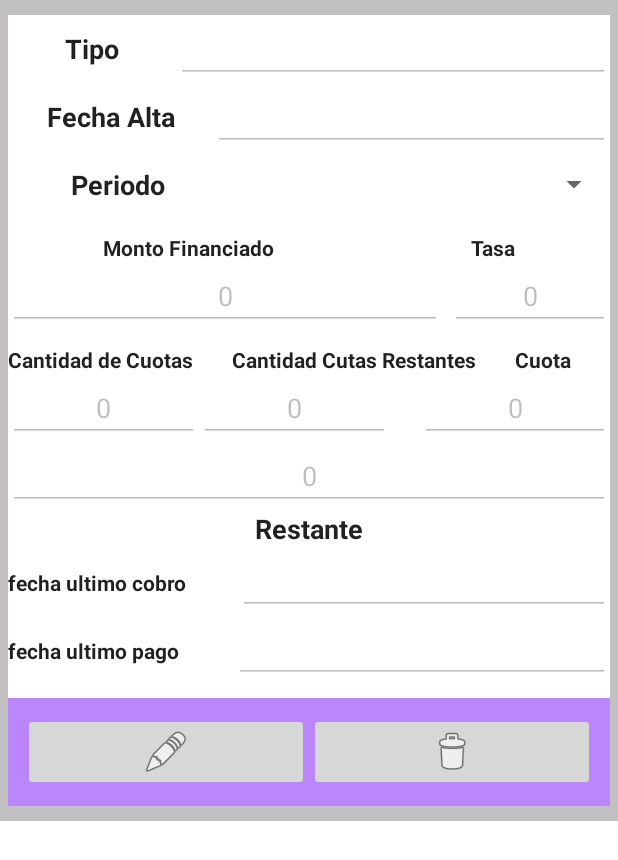
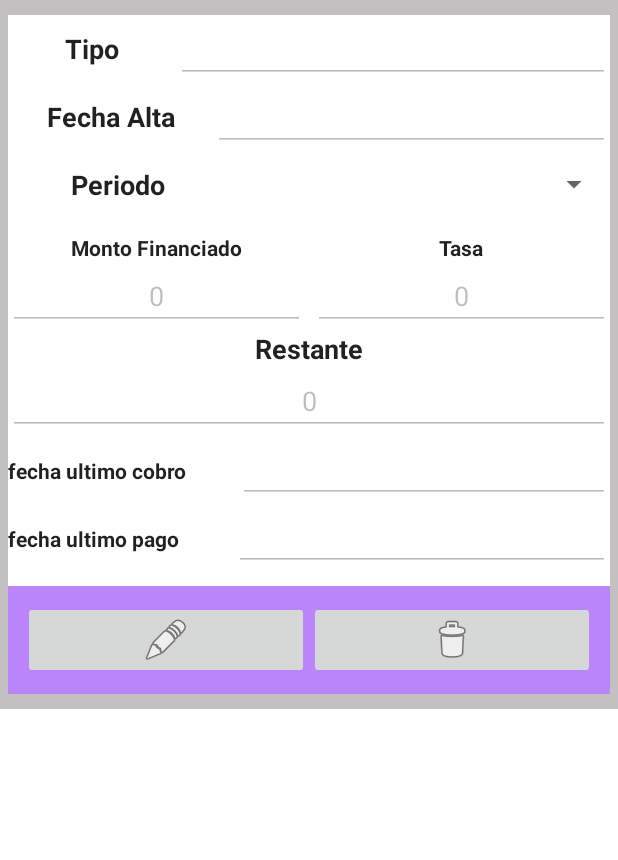
Before and after one commit to Graco-02/TePrestoOnlineX, an Android app: the layout prestamo_view.xml on its own in the app's theme, with its tools: preview values and no code run, on a phone screen of 412 x 824 dp. Shown: the top 860 px of the screen. Run offline under Robolectric (Android 15) with nearby library versions, the phone set to English and light mode, and no system bars.

Commit message:
Modificaciones 2021-11-05B

```diff
--- a/app/src/main/java/com/example/teprestoonline/listado_prestamo.java
+++ b/app/src/main/java/com/example/teprestoonline/listado_prestamo.java
@@ -165,6 +165,7 @@ public class listado_prestamo extends AppCompatActivity {
         ImageButton bt_eliminar = (ImageButton) v.findViewById(R.id.prestamo_view_bt_eliminar);
         ImageButton bt_listar_amortiz = (ImageButton) v.findViewById(R.id.prestamo_view_bt_listar_amort);
         LinearLayout ln_listado_amor = (LinearLayout) v.findViewById(R.id.prestamo_view_amorizaciones);
+        LinearLayout ln_datos_cuotas = (LinearLayout) v.findViewById(R.id.prestamo_view_datos_cuotas);
 
         switch (p.getTipo()){
             case 0:
@@ -173,6 +174,7 @@ public class listado_prestamo extends AppCompatActivity {
             default:
                 txt_tipo.setText("CUOTAS");
                 bt_listar_amortiz.setVisibility(View.VISIBLE);
+                ln_datos_cuotas.setVisibility(View.VISIBLE);
                 break;
         }
 
@@ -295,12 +297,8 @@ public class listado_prestamo extends AppCompatActivity {
 
     private void set_listado_amortizaciones(Prestamo p,View v){
         DatabaseReference database = FirebaseDatabase.getInstance().getReference();
-      //  final DatabaseReference ref = database.child(Prestamo_ctr.BBDD_NAME2);
         final DatabaseReference ref = database.child(Prestamo_ctr.BBDD_NAME2).child(p.getId());
-       // final Query usuQuery = ref.child(p.getId()).orderByChild("id_prestamo").equalTo(p.getId());
-        //final Query usuQuery = ref.orderByChild("fecha_cuota");
         final Query usuQuery = ref.orderByChild("fecha_alta_unix");
-       // final Query usuQuery = ref.getParent().orderByValue();
         LinearLayout listado_amorizaciones = (LinearLayout) v.findViewById(R.id.prestamo_view_lista_amortizaciones);
 
         usuQuery.addListenerForSingleValueEvent(new ValueEventListener() {
--- a/app/src/main/java/com/example/teprestoonline/prestamo_alta.java
+++ b/app/src/main/java/com/example/teprestoonline/prestamo_alta.java
@@ -45,6 +45,7 @@ public class prestamo_alta {
     private EditText txt_monto_finaciado;
     private EditText txt_tasa;
     private EditText txt_restante;
+    private EditText txt_fecha_inicio;
     private CheckBox opc_regular;
     private CheckBox opc_cuota;
     private Cliente cliente;
@@ -87,6 +88,7 @@ public class prestamo_alta {
          txt_restante = (EditText) v.findViewById(R.id.prestamo_alta_restante);
          opc_regular = (CheckBox) v.findViewById(R.id.prestamo_alta_opcion_regular);
          opc_cuota = (CheckBox) v.findViewById(R.id.prestamo_alta_opcion_cuota);
+         txt_monto_finaciado = (EditText) v.findViewById(R.id.prestamo_alta_fecha_incio);
 
          txt_cant_cuotas = (EditText) v.findViewById(R.id.prestamo_alta_cantidad_cuotas);
          txt_cuota = (EditText) v.findViewById(R.id.prestamo_alta_cuota);
@@ -111,7 +113,11 @@ public class prestamo_alta {
                      p.setId_cliente(prestamo_alta.this.cliente.getId());
                      p.setId_usuario(prestamo_alta.this.cliente.getId_usuario());
 
-                     p.setFecha_ult_cobro("0001-01-01");
+                     if(!txt_fecha_inicio.getText().toString().isEmpty()){
+                         p.setFecha_ult_cobro(txt_fecha_inicio.getText().toString());
+                     }else{
+                         p.setFecha_ult_cobro("0001-01-01");
+                     }
                      p.setFecha_ult_pago("0001-01-01");
 
                      p.setMonto_financiado(Double.parseDouble(txt_monto_finaciado.getText().toString()));
--- a/app/src/main/res/layout/prestamo_alta.xml
+++ b/app/src/main/res/layout/prestamo_alta.xml
@@ -137,6 +137,28 @@
                     android:layout_height="wrap_content"
                     android:layout_weight="1"
                     android:text="Cuotas" />
+            </LinearLayout>
+
+            <LinearLayout
+                android:layout_width="match_parent"
+                android:layout_height="match_parent"
+                android:orientation="horizontal"
+                android:layout_marginTop="5dp"
+                android:layout_marginRight="10dp"
+                android:layout_marginLeft="10dp">
+
+                <EditText
+                    android:id="@+id/prestamo_alta_fecha_incio"
+                    android:layout_width="match_parent"
+                    android:layout_height="wrap_content"
+                    android:ems="10"
+                    android:hint="Fecha a iniciar"
+                    android:inputType="date"
+                    android:textAlignment="center"
+                    android:layout_marginRight="5dp"
+                    android:layout_marginLeft="5dp"
+                    />
+
             </LinearLayout>
 
             <LinearLayout
@@ -283,7 +305,6 @@
 
             </LinearLayout>
 
-
         </LinearLayout>
     </ScrollView>
 </androidx.constraintlayout.widget.ConstraintLayout>
--- a/app/src/main/res/layout/prestamo_view.xml
+++ b/app/src/main/res/layout/prestamo_view.xml
@@ -114,10 +114,10 @@
 
                         <TextView
                             android:id="@+id/textView12"
-                            android:layout_width="wrap_content"
+                            android:layout_width="0dp"
                             android:layout_height="wrap_content"
                             android:layout_marginRight="5dp"
-                            android:layout_weight="1"
+                            android:layout_weight="50"
                             android:text="Monto Financiado"
                             android:textAlignment="center"
                             android:textAppearance="@style/TextAppearance.AppCompat.Body1"
@@ -125,9 +125,9 @@
 
                         <TextView
                             android:id="@+id/textView13"
-                            android:layout_width="wrap_content"
+                            android:layout_width="0dp"
                             android:layout_height="wrap_content"
-                            android:layout_weight="1"
+                            android:layout_weight="50"
                             android:text="Tasa"
                             android:textAlignment="center"
                             android:textAppearance="@style/TextAppearance.AppCompat.Body1"
@@ -141,10 +141,10 @@
 
                         <EditText
                             android:id="@+id/prestamo_view_monto_financiado"
-                            android:layout_width="match_parent"
+                            android:layout_width="0dp"
                             android:layout_height="wrap_content"
                             android:layout_marginRight="5dp"
-                            android:layout_weight="1"
+                            android:layout_weight="50"
                             android:ems="10"
                             android:enabled="false"
                             android:inputType="numberSigned"
@@ -153,9 +153,9 @@
 
                         <EditText
                             android:id="@+id/prestamo_view_tasa"
-                            android:layout_width="wrap_content"
+                            android:layout_width="0dp"
                             android:layout_height="wrap_content"
-                            android:layout_weight="1"
+                            android:layout_weight="50"
                             android:ems="10"
                             android:enabled="false"
                             android:inputType="numberSigned"
@@ -165,10 +165,12 @@
                 </LinearLayout>
 
                 <LinearLayout
+                    android:id="@+id/prestamo_view_datos_cuotas"
                     android:layout_width="match_parent"
                     android:layout_height="wrap_content"
                     android:layout_marginTop="10dp"
-                    android:orientation="vertical">
+                    android:orientation="vertical"
+                    android:visibility="gone">
 
                     <LinearLayout
                         android:layout_width="match_parent"
@@ -177,27 +179,28 @@
 
                         <TextView
                             android:id="@+id/textView14"
-                            android:layout_width="wrap_content"
+                            android:layout_width="0dp"
                             android:layout_height="wrap_content"
-                            android:layout_weight="1"
+                            android:layout_marginLeft="5dp"
+                            android:layout_weight="25"
                             android:text="Cantidad de Cuotas"
                             android:textAppearance="@style/TextAppearance.AppCompat.Body1"
                             android:textStyle="bold" />
 
                         <TextView
                             android:id="@+id/textView15"
-                            android:layout_width="wrap_content"
+                            android:layout_width="0dp"
                             android:layout_height="wrap_content"
-                            android:layout_weight="1"
-                            android:text="Cantidad Cutas Restantes"
+                            android:layout_weight="50"
+                            android:text="Cantidad Cuotas Restantes"
                             android:textAppearance="@style/TextAppearance.AppCompat.Body1"
                             android:textStyle="bold" />
 
                         <TextView
                             android:id="@+id/textView16"
-                            android:layout_width="wrap_content"
+                            android:layout_width="0dp"
                             android:layout_height="wrap_content"
-                            android:layout_weight="1"
+                            android:layout_weight="25"
                             android:text="Cuota"
                             android:textAppearance="@style/TextAppearance.AppCompat.Body1"
                             android:textStyle="bold" />
@@ -210,9 +213,10 @@
 
                         <EditText
                             android:id="@+id/prestamo_view_cantcuo"
-                            android:layout_width="wrap_content"
+                            android:layout_width="0dp"
                             android:layout_height="wrap_content"
-                            android:layout_weight="1"
+                            android:layout_marginLeft="5dp"
+                            android:layout_weight="25"
                             android:ems="10"
                             android:enabled="false"
                             android:inputType="numberSigned"
@@ -221,9 +225,9 @@
 
                         <EditText
                             android:id="@+id/prestamo_view_cantcuorest"
-                            android:layout_width="wrap_content"
+                            android:layout_width="0dp"
                             android:layout_height="wrap_content"
-                            android:layout_weight="1"
+                            android:layout_weight="50"
                             android:ems="10"
                             android:enabled="false"
                             android:inputType="numberSigned"
@@ -232,10 +236,10 @@
 
                         <EditText
                             android:id="@+id/prestamo_view_cuota"
-                            android:layout_width="wrap_content"
+                            android:layout_width="0dp"
                             android:layout_height="wrap_content"
                             android:layout_marginLeft="20dp"
-                            android:layout_weight="1"
+                            android:layout_weight="25"
                             android:ems="10"
                             android:enabled="false"
                             android:inputType="numberSigned"
@@ -249,6 +253,16 @@
                     android:layout_height="wrap_content"
                     android:orientation="vertical">
 
+                    <TextView
+                        android:id="@+id/textView17"
+                        android:layout_width="match_parent"
+                        android:layout_height="wrap_content"
+                        android:text="Restante"
+                        android:textAlignment="center"
+                        android:textAppearance="@style/TextAppearance.AppCompat.Body1"
+                        android:textSize="18sp"
+                        android:textStyle="bold" />
+
                     <EditText
                         android:id="@+id/prestamo_view_restante"
                         android:layout_width="match_parent"
@@ -259,15 +273,6 @@
                         android:text="0"
                         android:textAlignment="center" />
 
-                    <TextView
-                        android:id="@+id/textView17"
-                        android:layout_width="match_parent"
-                        android:layout_height="wrap_content"
-                        android:text="Restante"
-                        android:textAlignment="center"
-                        android:textAppearance="@style/TextAppearance.AppCompat.Body1"
-                        android:textSize="18sp"
-                        android:textStyle="bold" />
                 </LinearLayout>
 
                 <LinearLayout
```
